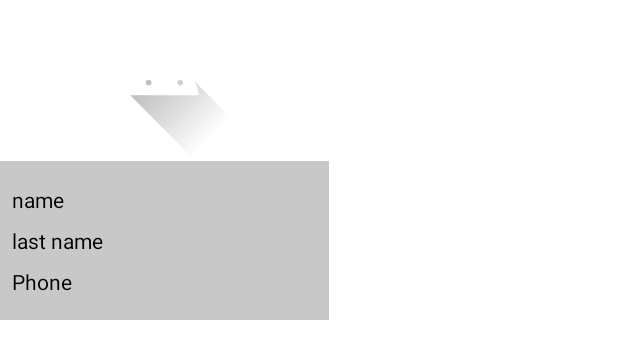
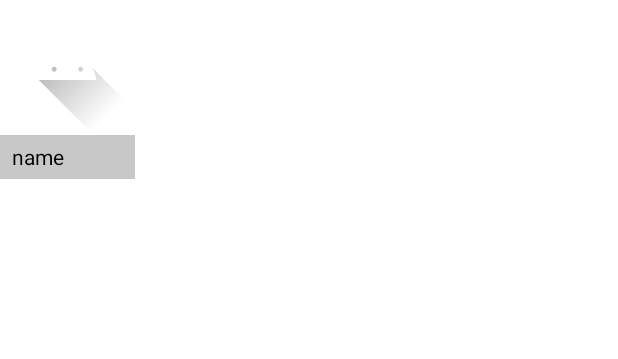
Before and after one commit to JoelEspinal/contacts, an Android app: the layout contact_item.xml on its own in the app's theme, with its tools: preview values and no code run, on a phone screen of 412 x 824 dp. Shown: the top 359 px of the screen. Run offline under Robolectric (Android 15) with nearby library versions, the phone set to English and light mode, and no system bars.

Commit message:
♻️ Simplify item

```diff
--- a/app/src/main/res/layout/contact_item.xml
+++ b/app/src/main/res/layout/contact_item.xml
@@ -6,9 +6,9 @@
     android:layout_height="wrap_content">
 
     <ImageView
-        android:id="@+id/imageView2"
-        android:layout_width="219dp"
-        android:layout_height="107dp"
+        android:id="@+id/picture"
+        android:layout_width="90dp"
+        android:layout_height="90dp"
         android:contentDescription="profile thumbnail"
         app:layout_constraintEnd_toEndOf="parent"
         app:layout_constraintStart_toStartOf="parent"
@@ -18,49 +18,27 @@
 
     <androidx.constraintlayout.widget.ConstraintLayout
         android:layout_width="0dp"
-        android:layout_height="wrap_content"
+        android:layout_height="29dp"
         android:background="@color/cardview_shadow_start_color"
         app:layout_constraintBottom_toBottomOf="parent"
         app:layout_constraintEnd_toEndOf="parent"
-        app:layout_constraintHorizontal_bias="0.0"
         app:layout_constraintStart_toStartOf="parent"
-        app:layout_constraintTop_toBottomOf="@+id/imageView2"
+        app:layout_constraintTop_toBottomOf="@+id/picture"
         app:layout_constraintVertical_bias="0.0">
 
 
         <TextView
             android:id="@+id/name"
-            android:layout_width="wrap_content"
-            android:layout_height="wrap_content"
+            android:layout_width="0dp"
+            android:layout_height="20dp"
             android:layout_marginStart="8dp"
-            android:layout_marginTop="16dp"
             android:contentDescription="name"
             android:text="name"
             android:textColor="@color/black"
+            app:layout_constraintBottom_toBottomOf="parent"
+            app:layout_constraintEnd_toEndOf="parent"
             app:layout_constraintStart_toStartOf="parent"
             app:layout_constraintTop_toTopOf="parent" />
 
-        <TextView
-            android:id="@+id/last"
-            android:layout_width="wrap_content"
-            android:layout_height="wrap_content"
-            android:layout_marginTop="8dp"
-            android:contentDescription="name"
-            android:text="last name"
-            android:textColor="@color/black"
-            app:layout_constraintStart_toStartOf="@+id/name"
-            app:layout_constraintTop_toBottomOf="@+id/name" />
-
-        <TextView
-            android:id="@+id/phone"
-            android:layout_width="wrap_content"
-            android:layout_height="wrap_content"
-            android:layout_marginTop="8dp"
-            android:layout_marginBottom="16dp"
-            android:text="Phone"
-            android:textColor="@color/black"
-            app:layout_constraintBottom_toBottomOf="parent"
-            app:layout_constraintStart_toStartOf="@+id/name"
-            app:layout_constraintTop_toBottomOf="@+id/last" />
     </androidx.constraintlayout.widget.ConstraintLayout>
 </androidx.constraintlayout.widget.ConstraintLayout>
```
